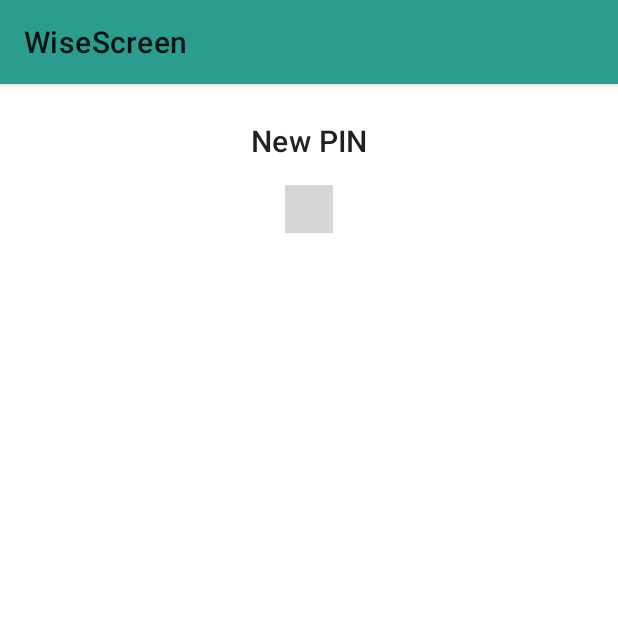
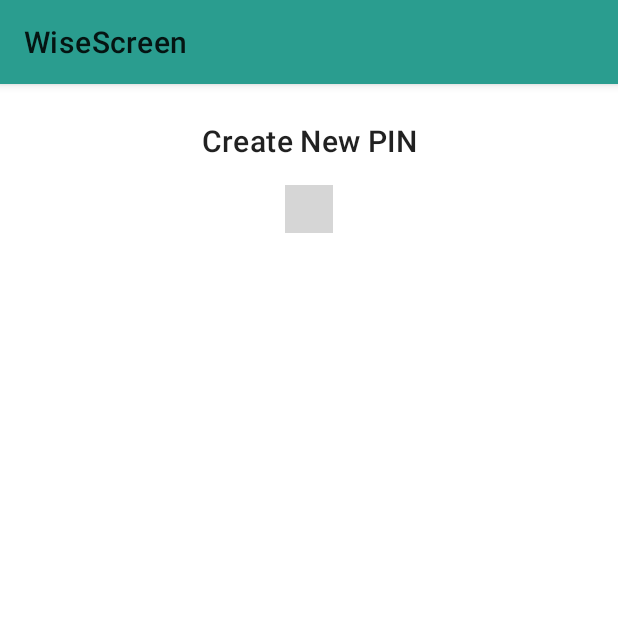
Before and after one commit to amalhanaja/WiseScreen, an Android app: the SetupNewPinFragment screen opened through its navigation route, on a phone screen of 412 x 824 dp, the top half of it. Run offline under Robolectric (Android 15) with nearby library versions, the phone set to English and light mode, and no system bars; our stand-ins replace Dagger/Hilt's generated code, Timber; libraries missing offline, so code that uses them is left out: androidx.hilt.lifecycle, com.mukesh; 8 statements that could not run were skipped; grey boxes are pictures that could not be loaded.

```diff
--- a/app/src/main/java/com/amalcodes/wisescreen/presentation/screen/SetupNewPinFragment.kt
+++ b/app/src/main/java/com/amalcodes/wisescreen/presentation/screen/SetupNewPinFragment.kt
@@ -7,11 +7,9 @@ import android.view.ViewGroup
 import androidx.core.widget.doAfterTextChanged
 import androidx.fragment.app.Fragment
 import androidx.fragment.app.viewModels
-import androidx.lifecycle.ViewModelStore
 import androidx.lifecycle.lifecycleScope
 import androidx.lifecycle.observe
 import androidx.navigation.fragment.findNavController
-import androidx.navigation.navGraphViewModels
 import com.amalcodes.wisescreen.R
 import com.amalcodes.wisescreen.core.autoCleared
 import com.amalcodes.wisescreen.core.showKeyboard
@@ -63,7 +61,7 @@ class SetupNewPinFragment : Fragment() {
                 }
             }
         }
-        binding.tvTitle.text = getString(R.string.text_New_PIN)
+        binding.tvTitle.text = getString(R.string.text_Create_New_PIN)
         binding.etPin.showKeyboard(requireContext())
         binding.etPin.doAfterTextChanged {
             if (it?.length ?: 0 == 6) {
--- a/app/src/main/res/values/strings.xml
+++ b/app/src/main/res/values/strings.xml
@@ -1,10 +1,9 @@
 <resources>
     <string name="app_name">WiseScreen</string>
     <!-- TODO: Remove or change this placeholder text -->
-    <string name="hello_blank_fragment">Hello blank fragment</string>
     <string name="text_hour">%d h</string>
     <string name="text_minute">%d m</string>
-    <string name="accessibility_service_description">To continue use Wise Screen, enable the Wise Screen accessibility service by tapping the toggle switch in the upper right corner</string>
+    <string name="accessibility_service_description">To continue use WiseScreen, enable the WiseScreen accessibility service by tapping the toggle switch in the upper right corner</string>
     <string name="cd_Next">Next</string>
     <string name="text_Repeat_days">Repeat (%1$s)</string>
     <string name="text_Work_Days">Work Days</string>
@@ -19,8 +18,8 @@
     <string name="cd_Legend_Indicator">Legend Indicator</string>
     <string name="text_APP_USAGE">APP USAGE</string>
     <string name="Six_days_ago">Six days ago</string>
-    <string name="text_number_0">0</string>
-    <string name="text_number_24">24</string>
+    <string name="text_number_0" translatable="false">0</string>
+    <string name="text_number_24" translatable="false">24</string>
     <string name="text_Today">Today</string>
     <string name="text_Last_7_days">Last 7 days</string>
     <string name="text_screen_used_notification">%1$s of screen time used</string>
@@ -30,14 +29,14 @@
     <string name="text_restricted_app">%1$s has been restricted</string>
     <string name="text_app_limited">You have reached the limit for %1$s</string>
     <string name="text_Others">Others</string>
-    <string name="text_pin_hint">••••••</string>
+    <string name="text_pin_hint" translatable="false">••••••</string>
     <string name="text_Enter_PIN">Enter PIN</string>
     <string name="text_Incorrect_PIN">Incorrect PIN</string>
     <string name="text_PIN_Mismatch">"Pin don't match"</string>
     <string name="text_Confirm_PIN">Confirm PIN</string>
-    <string name="text_New_PIN">New PIN</string>
-    <string name="text_Usage_Statistics">To continue give access to Usage Statistics</string>
-    <string name="text_Accessibility_Service">To Continue. Activate Wise Screen Accessibility Service</string>
+    <string name="text_Create_New_PIN">Create New PIN</string>
+    <string name="text_Usage_Statistics">To continue. give access to Usage Statistics</string>
+    <string name="text_Accessibility_Service">To continue. Activate WiseScreen Accessibility Service</string>
     <string name="text_Activate">Activate</string>
     <string name="text_Grant_Access">Grant Access</string>
 </resources>
```
Also changed, not shown: 1 other file.
